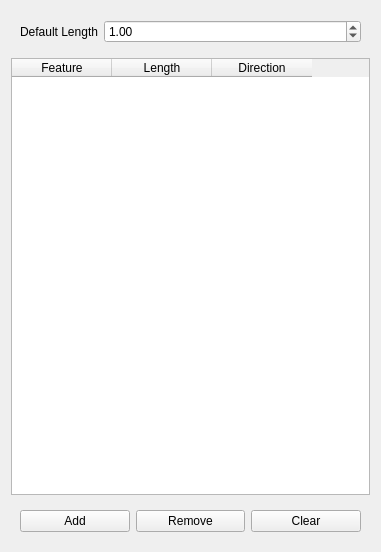
berndhahnebach/All_FreeCAD, file src/Mod/Path/Gui/Resources/panels/PageOpPocketExtEdit.ui: the form before one commit.
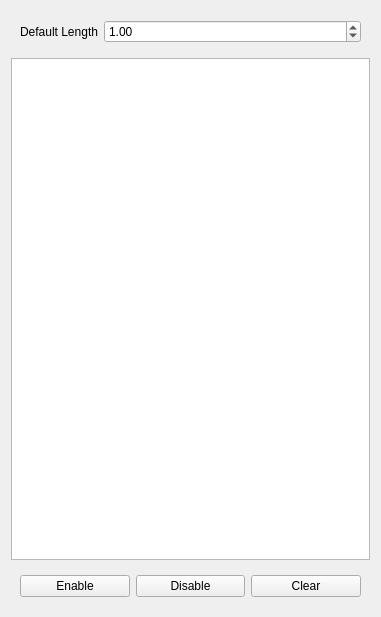
The form after the commit. Custom widgets are drawn as their Qt base class.

Commit message: Switched extension UI to tree view dependent on the base objects.

```diff
--- a/src/Mod/Path/Gui/Resources/panels/PageOpPocketExtEdit.ui
+++ b/src/Mod/Path/Gui/Resources/panels/PageOpPocketExtEdit.ui
@@ -7,7 +7,7 @@
     <x>0</x>
     <y>0</y>
     <width>381</width>
-    <height>552</height>
+    <height>617</height>
    </rect>
   </property>
   <property name="windowTitle">
@@ -50,25 +50,22 @@
        </widget>
       </item>
       <item>
-       <widget class="QTableWidget" name="extensions">
-        <attribute name="verticalHeaderVisible">
-         <bool>false</bool>
+       <widget class="QTreeView" name="extensions">
+        <property name="editTriggers">
+         <set>QAbstractItemView::NoEditTriggers</set>
+        </property>
+        <property name="tabKeyNavigation">
+         <bool>true</bool>
+        </property>
+        <property name="selectionMode">
+         <enum>QAbstractItemView::MultiSelection</enum>
+        </property>
+        <property name="headerHidden">
+         <bool>true</bool>
+        </property>
+        <attribute name="headerHighlightSections">
+         <bool>true</bool>
         </attribute>
-        <column>
-         <property name="text">
-          <string>Feature</string>
-         </property>
-        </column>
-        <column>
-         <property name="text">
-          <string>Length</string>
-         </property>
-        </column>
-        <column>
-         <property name="text">
-          <string>Direction</string>
-         </property>
-        </column>
        </widget>
       </item>
       <item>
@@ -77,14 +74,14 @@
          <item>
           <widget class="QPushButton" name="buttonAdd">
            <property name="text">
-            <string>Add</string>
+            <string>Enable</string>
            </property>
           </widget>
          </item>
          <item>
           <widget class="QPushButton" name="buttonRemove">
            <property name="text">
-            <string>Remove</string>
+            <string>Disable</string>
            </property>
           </widget>
          </item>
```
Left out of the diff: 4 changed lines with no effect on the pictures. The commit also changes 3 other files.
